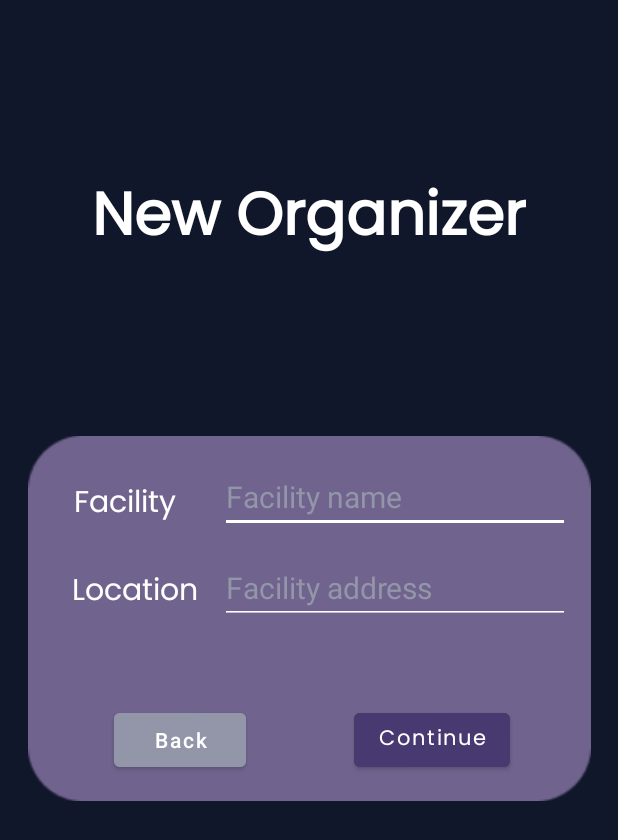
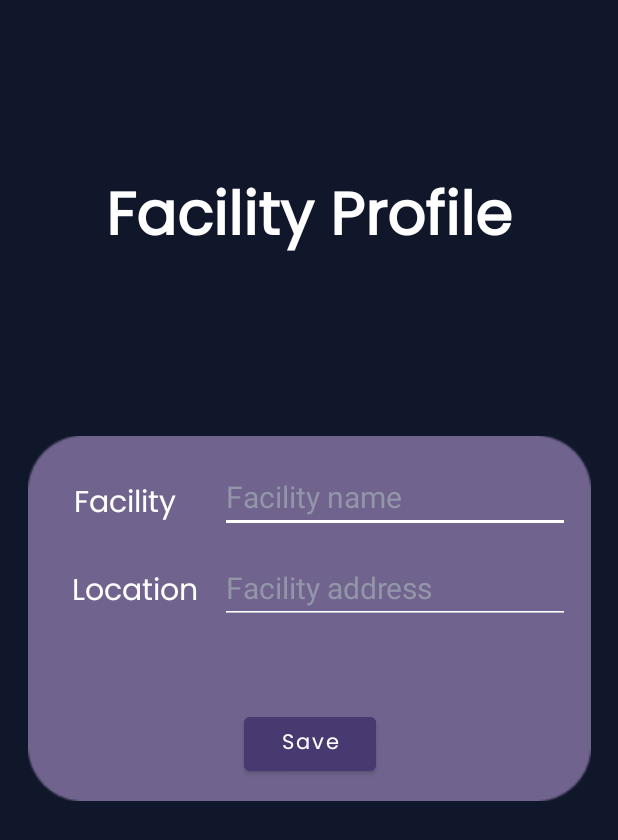
Before and after one commit to CMPUT301F24-zephyr/zephyr-main-repo, an Android app: the layout fragment_organizer_profile.xml on its own in the app's theme, with its tools: preview values and no code run, on a phone screen of 412 x 824 dp. Shown: the top 840 px of the screen. Run offline under Robolectric (Android 15) with nearby library versions, the light colour scheme and no system bars.

Commit message:
org/facility profile completed and tested

```diff
--- a/app/src/main/java/com/example/plannet/ui/home/HomeFragment.java
+++ b/app/src/main/java/com/example/plannet/ui/home/HomeFragment.java
@@ -37,12 +37,12 @@ public class HomeFragment extends Fragment {
 
         binding.buttonQrCodes.setOnClickListener(v -> {
             // You can replace this Toast with navigation action if needed
-            // navController.navigate(R.id.action_homeFragment_to_viewEventsFragment);
+            // navController.navigate(R.id.action_homeFragment_to_hashedQrFragment);
         });
 
         binding.buttonDraw.setOnClickListener(v -> {
             // You can replace this Toast with navigation action if needed
-            // navController.navigate(R.id.action_homeFragment_to_settingsFragment);
+            // navController.navigate(R.id.action_homeFragment_to_drawFragment);
         });
 
         // Optional: Update UI with ViewModel data (e.g., updating a text field)
--- /dev/null
+++ b/app/src/main/res/drawable/baseline_account_box_24.xml
@@ -0,0 +1,5 @@
+<vector xmlns:android="http://schemas.android.com/apk/res/android" android:height="24dp" android:tint="#000000" android:viewportHeight="24" android:viewportWidth="24" android:width="24dp">
+
+    <path android:fillColor="@android:color/white" android:pathData="M19,3H5C3.9,3 3,3.9 3,5v14c0,1.1 0.9,2 2,2h14c1.1,0 2,-0.9 2,-2V5C21,3.9 20.1,3 19,3zM12,6c1.93,0 3.5,1.57 3.5,3.5c0,1.93 -1.57,3.5 -3.5,3.5s-3.5,-1.57 -3.5,-3.5C8.5,7.57 10.07,6 12,6zM19,19H5v-0.23c0,-0.62 0.28,-1.2 0.76,-1.58C7.47,15.82 9.64,15 12,15s4.53,0.82 6.24,2.19c0.48,0.38 0.76,0.97 0.76,1.58V19z"/>
+
+</vector>
--- a/app/src/main/res/layout/first_time_general_signup.xml
+++ b/app/src/main/res/layout/first_time_general_signup.xml
@@ -15,11 +15,11 @@
         app:layout_constraintEnd_toEndOf="parent"
         app:layout_constraintHorizontal_bias="0.503"
         app:layout_constraintStart_toStartOf="parent"
-        app:layout_constraintTop_toBottomOf="@+id/SignUp"
+        app:layout_constraintTop_toBottomOf="@+id/facilityHeader"
         app:srcCompat="@drawable/rectangle_long" />
 
     <TextView
-        android:id="@+id/SignUp"
+        android:id="@+id/facilityHeader"
         android:layout_width="wrap_content"
         android:layout_height="wrap_content"
         android:layout_marginTop="56dp"
--- a/app/src/main/res/layout/fragment_organizer_signup.xml
+++ b/app/src/main/res/layout/fragment_organizer_profile.xml
@@ -4,6 +4,7 @@
     xmlns:tools="http://schemas.android.com/tools"
     android:layout_width="match_parent"
     android:layout_height="match_parent"
+    tools:context=".ui.organizerProfile.OrganizerProfileFragment"
     android:background="@color/backgroundColor">
 
     <ImageView
@@ -17,11 +18,11 @@
         app:srcCompat="@drawable/rectangle" />
 
     <TextView
-        android:id="@+id/SignUp"
+        android:id="@+id/facilityHeader"
         android:layout_width="wrap_content"
         android:layout_height="wrap_content"
         android:fontFamily="@font/poppins"
-        android:text="New Organizer"
+        android:text="Facility Profile"
         android:textColor="@color/white"
         android:textSize="40sp"
         android:textStyle="bold"
@@ -32,33 +33,18 @@
         app:layout_constraintVertical_bias="0.15" />
 
     <Button
-        android:id="@+id/button_back"
-        android:layout_width="wrap_content"
-        android:layout_height="wrap_content"
-        android:backgroundTint="@color/buttonGrey"
-        android:text="@string/back_button"
-        android:textAllCaps="false"
-        app:layout_constraintBottom_toBottomOf="@+id/imageView6"
-        app:layout_constraintEnd_toEndOf="@+id/imageView6"
-        app:layout_constraintHorizontal_bias="0.2"
-        app:layout_constraintStart_toStartOf="@+id/imageView6"
-        app:layout_constraintTop_toTopOf="@+id/imageView6"
-        app:layout_constraintVertical_bias="0.9" />
-
-    <Button
         android:id="@+id/button_continue"
         android:layout_width="wrap_content"
         android:layout_height="wrap_content"
         android:backgroundTint="@color/buttonPurple"
         android:fontFamily="@font/poppins"
-        android:text="@string/continue_button"
+        android:text="Save"
         android:textAllCaps="false"
         app:layout_constraintBottom_toBottomOf="@+id/imageView6"
         app:layout_constraintEnd_toEndOf="@+id/imageView6"
-        app:layout_constraintHorizontal_bias="0.8"
         app:layout_constraintStart_toStartOf="@+id/imageView6"
         app:layout_constraintTop_toTopOf="@+id/imageView6"
-        app:layout_constraintVertical_bias="0.9" />
+        app:layout_constraintVertical_bias="0.915" />
 
     <TextView
         android:id="@+id/facility_prompt"
--- a/app/src/main/res/menu/bottom_nav_menu.xml
+++ b/app/src/main/res/menu/bottom_nav_menu.xml
@@ -7,9 +7,9 @@
         android:title="@string/title_home" />
 
     <item
-        android:id="@+id/navigation_dashboard"
-        android:icon="@drawable/ic_dashboard_black_24dp"
-        android:title="@string/title_dashboard" />
+        android:id="@+id/navigation_orgprofile"
+        android:icon="@drawable/baseline_account_box_24"
+        android:title="@string/title_orgprofile" />
 
     <item
         android:id="@+id/navigation_notifications"
--- a/app/src/main/res/values/strings.xml
+++ b/app/src/main/res/values/strings.xml
@@ -1,7 +1,7 @@
 <resources>
     <string name="app_name">PlanNet</string>
     <string name="title_home">Home</string>
-    <string name="title_dashboard">Dashboard</string>
+    <string name="title_orgprofile">Organizer Profile</string>
     <string name="title_notifications">Notifications</string>
     <string name="title_events">Events</string>
     <string name="continue_button">Continue</string>
```
Also changed, not shown: app/src/main/java/com/example/plannet/FirebaseConnector.java (+9 -0 lines), app/src/main/java/com/example/plannet/MainActivity.java (+1 -7 lines), app/src/main/java/com/example/plannet/Organizer/OrganizerProfile.java (+15 -14 lines), app/src/main/java/com/example/plannet/ui/dashboard/DashboardFragment.java (deleted, +0 -37 lines), app/src/main/java/com/example/plannet/ui/dashboard/DashboardViewModel.java (deleted, +0 -19 lines), app/src/main/java/com/example/plannet/ui/organizerProfile/OrganizerProfileFragment.java (added, +78 -0 lines), app/src/main/java/com/example/plannet/ui/organizerProfile/OrganizerProfileViewModel.java (added, +50 -0 lines), app/src/main/res/layout/fragment_dashboard.xml (deleted, +0 -23 lines), app/src/main/res/navigation/mobile_navigation.xml (+4 -4 lines).
